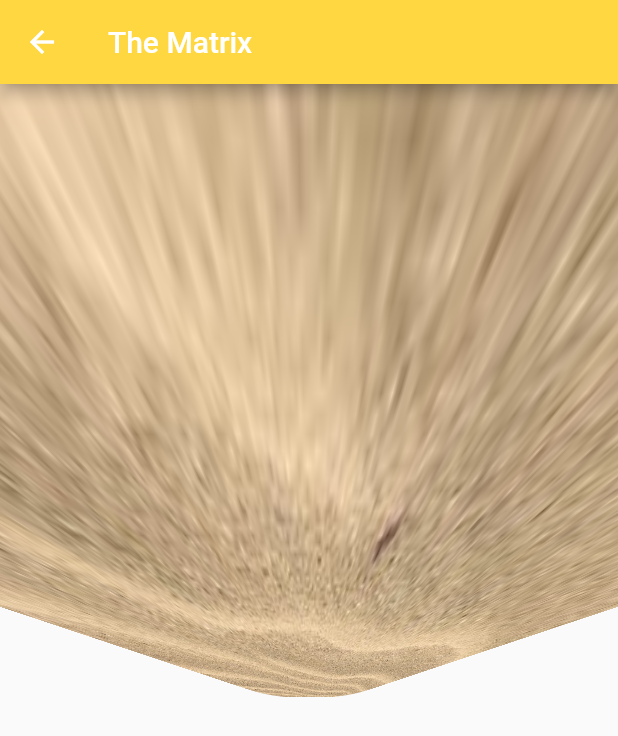
After one commit to EChase-18/Chase_Flutter_Sandbox, a Flutter app: the screen it shows after launch, after a tap on the "grid 4x4" icon, on a phone screen of 412 x 824 dp. The commit adds this screen. Shown: the top 736 px of the screen. Run offline on Flutter 3.47's test engine with Material 2 defaults, Android fonts, the phone set to English and light mode, and no system bars.

Commit message:
Ventured off into the matrix

```diff
--- a/chase_sandbox_one/lib/main.dart
+++ b/chase_sandbox_one/lib/main.dart
@@ -1,4 +1,7 @@
+import 'package:chase_sandbox_one/the_matrix.dart';
 import 'package:flutter/material.dart';
+
+final GlobalKey<NavigatorState> navKey = GlobalKey(debugLabel: "Happy Key");
 
 void main() {
   runApp(MyApp());
@@ -8,6 +11,8 @@ class MyApp extends StatelessWidget {
   @override
   Widget build(BuildContext context) {
     return MaterialApp(
+      debugShowCheckedModeBanner: false,
+      navigatorKey: navKey,
       home: MyFirstApp(),
       title: 'ChaseSandbox',
     );
@@ -26,6 +31,14 @@ class _MyFirstApp extends State<MyFirstApp> {
       appBar: AppBar(
         backgroundColor: const Color(0xffc2b280),
         title: const Text("Chase Sandbox"),
+        actions: [
+          IconButton(
+            onPressed: () {
+              navKey.currentState?.pushReplacement(MaterialPageRoute(builder: (_) => TheMatrix()));
+            },
+            icon: const Icon(Icons.grid_4x4),
+          ),
+        ],
       ),
       body: Center(
         child: Draggable<String>(
--- /dev/null
+++ b/chase_sandbox_one/lib/the_matrix.dart
@@ -0,0 +1,71 @@
+import 'package:chase_sandbox_one/main.dart';
+import 'package:flutter/material.dart';
+
+class TheMatrix extends StatefulWidget {
+  @override
+  State<StatefulWidget> createState() => _TheMatrix();
+}
+
+class _TheMatrix extends State<TheMatrix> {
+  double x = 0;
+  double y = 0;
+  double z = 0;
+  @override
+  Widget build(BuildContext context) {
+    return Scaffold(
+      appBar: AppBar(
+        automaticallyImplyLeading: false,
+        backgroundColor: Colors.amberAccent,
+        title: const Text("The Matrix"),
+        leading: IconButton(
+          onPressed: () {
+            navKey.currentState?.pushReplacement(MaterialPageRoute(builder: (_) => MyFirstApp()));
+          },
+          icon: const Icon(Icons.arrow_back),
+        ),
+      ),
+      body: Center(
+        child: Transform(
+          transform: Matrix4(
+            1,
+            0,
+            0,
+            0,
+            0,
+            1,
+            0,
+            0.03,
+            0,
+            0,
+            1,
+            0,
+            0,
+            0,
+            0,
+            1,
+          )
+            ..rotateX(x)
+            ..rotateY(y)
+            ..rotateZ(z),
+          alignment: FractionalOffset.center,
+          child: GestureDetector(
+            onPanUpdate: (details) {
+              setState(() {
+                x = x + details.delta.dy / 100;
+                y = y - details.delta.dx / 100;
+              });
+            },
+            child: ClipRRect(
+              borderRadius: BorderRadius.circular(60.0),
+              child: Image.asset(
+                'images/awesome_sand_3000.jpg',
+                height: 200,
+                width: 200,
+              ),
+            ),
+          ),
+        ),
+      ),
+    );
+  }
+}
```
